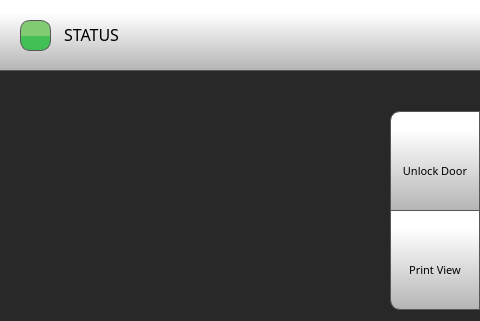
This is octoprint_Volterra400TouchUI/mainGUI_volterra400.ui in FracktalWorks/IMTEX_Volterra400TouchUI as Qt 5 draws it before an edit; both pictures show x 0 to 480 and y 0 to 321 of the 480 by 800 pixel window. The edited form follows.
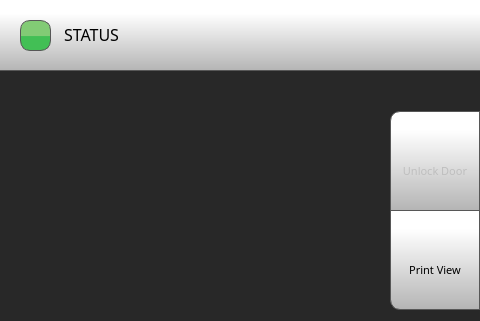
This is the edited form. The open tabs and pages were chosen to show the change. Icons and pictures are not drawn.

Diff of the .ui file:
```diff
--- a/octoprint_Volterra400TouchUI/mainGUI_volterra400.ui
+++ b/octoprint_Volterra400TouchUI/mainGUI_volterra400.ui
@@ -1694,7 +1694,10 @@
        <set>Qt::AlignRight|Qt::AlignTrailing|Qt::AlignVCenter</set>
       </property>
      </widget>
-     <widget class="QToolButton" name="doorUnlockButton">
+     <widget class="QToolButton" name="doorLockButton">
+      <property name="enabled">
+       <bool>false</bool>
+      </property>
       <property name="geometry">
        <rect>
         <x>390</x>
@@ -1754,11 +1757,17 @@
        </size>
       </property>
       <property name="checkable">
+       <bool>true</bool>
+      </property>
+      <property name="checked">
        <bool>false</bool>
       </property>
       <property name="toolButtonStyle">
        <enum>Qt::ToolButtonTextUnderIcon</enum>
       </property>
+      <property name="autoRaise">
+       <bool>false</bool>
+      </property>
      </widget>
      <widget class="QToolButton" name="printPreviewButton">
       <property name="geometry">
```
Left out of the diff: 7 changed lines with no effect on the pictures.
